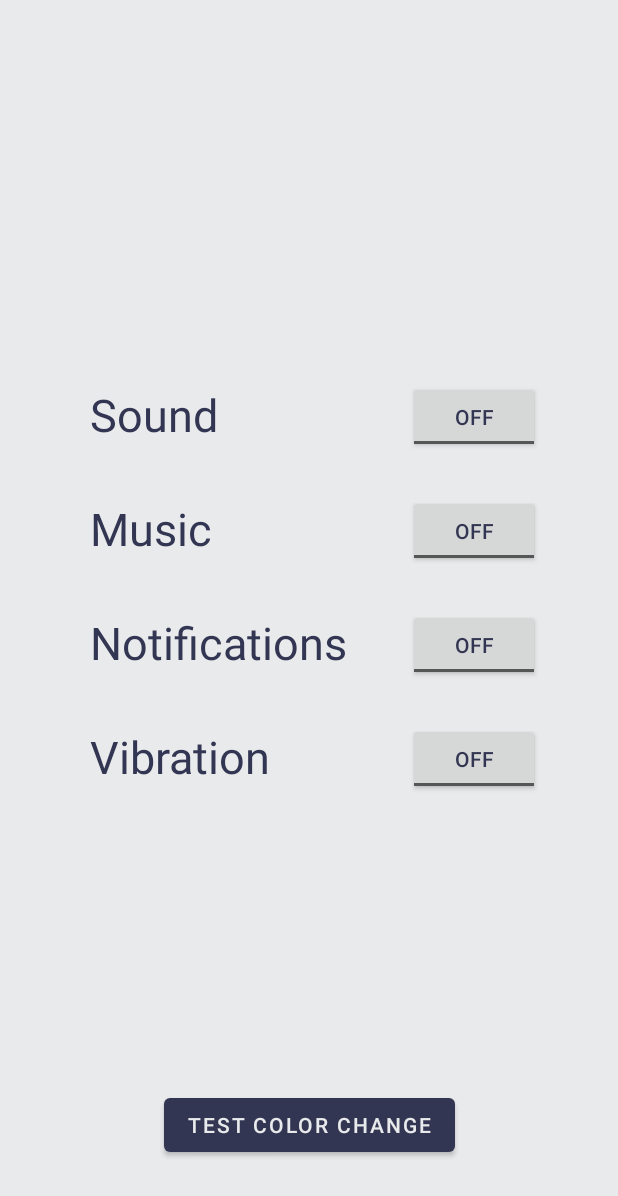
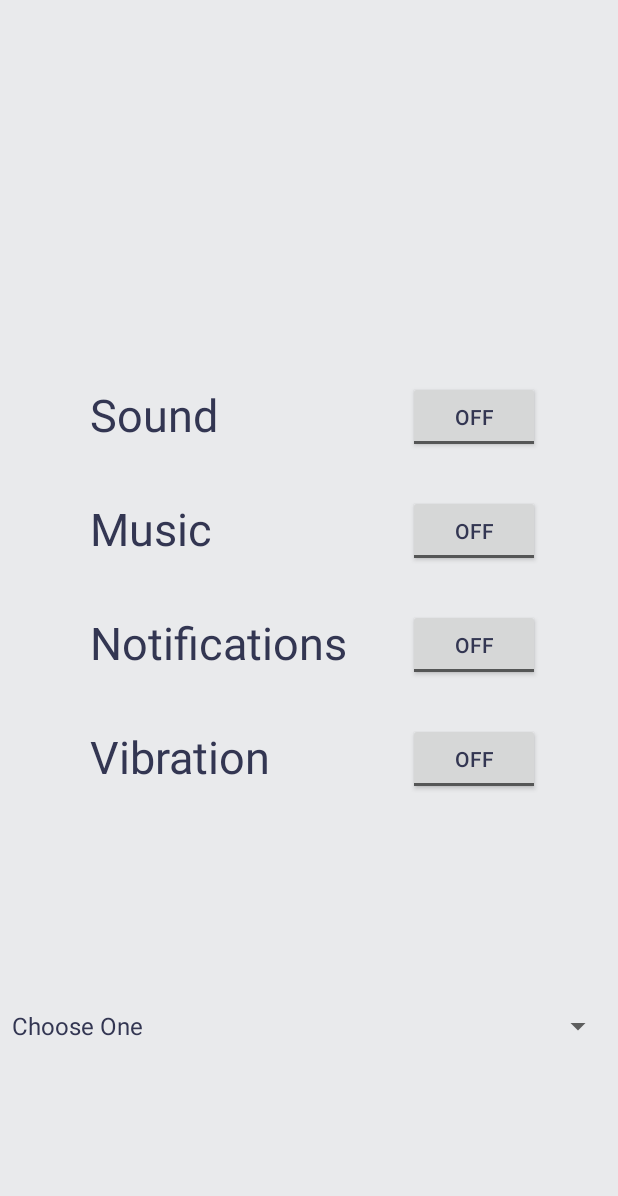
Before and after one commit to Dessie0/TriviaChance, an Android app: the SettingsActivity screen opened directly, with no data from a screen before it, on a phone screen of 412 x 824 dp. Shown: the top 1196 px of the screen. Run offline under Robolectric (Android 15) with nearby library versions, the phone set to English and light mode, and no system bars; network calls fail.

Commit message:
quickly added some themes / put a drop down to temporarily change between them

```diff
--- a/app/src/main/java/edu/floridapoly/mobiledeviceapplications/fall22/triviachance/MainMenu.java
+++ b/app/src/main/java/edu/floridapoly/mobiledeviceapplications/fall22/triviachance/MainMenu.java
@@ -67,7 +67,7 @@ public class MainMenu extends AppCompatActivity {
             this.localProfile = profile;
             System.out.println("Local profile set to " + this.getLocalProfile());
         }).exceptionally(err -> {
-            Toast.makeText(getBaseContext(), "Unable to connect to server.", Toast.LENGTH_LONG).show();
+            Toast.makeText(getBaseContext(), "Unable to connect to server.", Toast.LENGTH_SHORT).show();
             return null;
         });
 
--- a/app/src/main/java/edu/floridapoly/mobiledeviceapplications/fall22/triviachance/SettingsActivity.java
+++ b/app/src/main/java/edu/floridapoly/mobiledeviceapplications/fall22/triviachance/SettingsActivity.java
@@ -7,6 +7,9 @@ import android.content.res.Resources;
 import android.graphics.Color;
 import android.os.Bundle;
 import android.view.View;
+import android.widget.AdapterView;
+import android.widget.ArrayAdapter;
+import android.widget.Spinner;
 import android.widget.TextView;
 import android.widget.ToggleButton;
 
@@ -16,6 +19,7 @@ public class SettingsActivity extends AppCompatActivity {
     ToggleButton musicToggle;
     ToggleButton notificationsToggle;
     ToggleButton vibrationToggle;
+    Spinner spinner;
 
     @Override
     protected void onCreate(Bundle savedInstanceState) {
@@ -28,9 +32,34 @@ public class SettingsActivity extends AppCompatActivity {
         notificationsToggle = findViewById(R.id.notificationToggle);
         vibrationToggle = findViewById(R.id.vibrationToggle);
 
+        spinner = findViewById(R.id.spinner);
+        ArrayAdapter<CharSequence> adapter = ArrayAdapter.createFromResource(this, R.array.theme_choices, android.R.layout.simple_spinner_item);
+        adapter.setDropDownViewResource(android.R.layout.simple_spinner_dropdown_item);
+        spinner.setAdapter(adapter);
+        spinner.setOnItemSelectedListener(new AdapterView.OnItemSelectedListener() {
+            @Override
+            public void onItemSelected(AdapterView<?> adapterView, View view, int i, long l) {
+                switch (i) {
+                    case 1:
+                        ThemeUtil.changeToTheme(SettingsActivity.this, R.style.Theme_TriviaChance_Gold);
+                        break;
+                    case 2:
+                        ThemeUtil.changeToTheme(SettingsActivity.this, R.style.Theme_TriviaChance_Green);
+                        break;
+                    case 3:
+                        ThemeUtil.changeToTheme(SettingsActivity.this, R.style.Theme_TriviaChance_Red);
+                        break;
+                    case 4:
+                        ThemeUtil.changeToTheme(SettingsActivity.this, R.style.Theme_TriviaChance_Main);
+                        break;
+                }
+            }
+            @Override
+            public void onNothingSelected(AdapterView<?> parent)
+            {
+            }
+        });
+
     }
 
-    public void testColorChange(View view) {
-        ThemeUtil.changeToTheme(this, R.style.Theme_TriviaChance_Gold);
-    }
 }
--- a/app/src/main/java/edu/floridapoly/mobiledeviceapplications/fall22/triviachance/ThemeUtil.java
+++ b/app/src/main/java/edu/floridapoly/mobiledeviceapplications/fall22/triviachance/ThemeUtil.java
@@ -18,6 +18,12 @@ public class ThemeUtil {
             case R.style.Theme_TriviaChance_Gold:
                 activity.setTheme(R.style.Theme_TriviaChance_Gold);
                 break;
+            case R.style.Theme_TriviaChance_Green:
+                activity.setTheme(R.style.Theme_TriviaChance_Green);
+                break;
+            case R.style.Theme_TriviaChance_Red:
+                activity.setTheme(R.style.Theme_TriviaChance_Red);
+                break;
             default:
                 activity.setTheme(R.style.Theme_TriviaChance_Main);
                 break;
--- a/app/src/main/res/layout/activity_settings.xml
+++ b/app/src/main/res/layout/activity_settings.xml
@@ -84,15 +84,13 @@
         app:layout_constraintStart_toStartOf="parent"
         app:layout_constraintTop_toTopOf="parent" />
 
-    <Button
-        android:id="@+id/button"
-        android:layout_width="wrap_content"
+    <Spinner
+        android:id="@+id/spinner"
+        android:layout_width="409dp"
         android:layout_height="wrap_content"
-        android:layout_marginBottom="50dp"
-        android:onClick="testColorChange"
-        android:text="test color change"
+        android:layout_marginBottom="128dp"
+        android:theme="@style/Theme.TriviaChance.Main"
         app:layout_constraintBottom_toBottomOf="parent"
-        app:layout_constraintEnd_toEndOf="parent"
-        app:layout_constraintStart_toStartOf="parent" />
+        tools:layout_editor_absoluteX="1dp" />
 
 </androidx.constraintlayout.widget.ConstraintLayout>
--- a/app/src/main/res/values/colors.xml
+++ b/app/src/main/res/values/colors.xml
@@ -28,4 +28,16 @@
     <color name="charcoal">#122620</color>
     <color name="gold">#D6AD60</color>
 
+    <!-- New Beginnings -->
+    <color name="ivory">#EDE7D0</color>
+    <color name="peach">#FDCD93</color>
+    <color name="forest_green">#034F39</color>
+    <color name="emerald_green">#549369</color>
+
+    <!-- Deep Merlot -->
+    <color name="rose_quartz">#F3E3E2</color>
+    <color name="rose_red">#74112F</color>
+    <color name="dark_blue_merlot">#0C0C1E</color>
+    <color name="midnight_blue">#1B2E3C</color>
+
 </resources>
--- a/app/src/main/res/values/strings.xml
+++ b/app/src/main/res/values/strings.xml
@@ -15,20 +15,12 @@
 
     <string name="redeem">Redeem Prizes Here</string>
 
-    <string-array name="answers">
-        <item>Squirrel</item>
-        <item>Bat</item>
-        <item>Phoenix</item>
-        <item>Alligator</item>
-    </string-array>
-    <string name="question">The Florida Poly mascot is the: </string>
-
-
-    <string-array name="questions">
-        <item>The Florida Poly mascot is the: </item>
-        <item>Which planet has the strongest gravity?</item>
-        <item>What was Twitter’s original name?</item>
-        <item>What is the symbol for potassium?</item>
+    <string-array name="theme_choices">
+        <item>Choose One</item>
+        <item>Gold</item>
+        <item>Green</item>
+        <item>Red</item>
+        <item>Main</item>
     </string-array>
 
 </resources>
--- a/app/src/main/res/values/themes.xml
+++ b/app/src/main/res/values/themes.xml
@@ -32,4 +32,38 @@
         <item name="android:textColor">@color/charcoal</item>
 
     </style>
+
+    <style name="Theme.TriviaChance.Green">
+        <!-- Primary brand color. -->
+        <item name="colorPrimary">@color/forest_green</item>
+        <item name="colorPrimaryVariant">@color/emerald_green</item>
+        <item name="colorOnPrimary">@color/peach</item>
+        <!-- Secondary brand color. -->
+        <item name="colorSecondary">@color/peach</item>
+        <item name="colorSecondaryVariant">@color/peach</item>
+        <item name="colorOnSecondary">@color/forest_green</item>
+        <!-- Status bar color. -->
+        <item name="android:statusBarColor" tools:targetApi="l">?attr/colorPrimary</item>
+        <!-- Customize your theme here. -->
+        <item name="android:windowBackground">@color/ivory</item>
+        <item name="android:textColor">@color/charcoal</item>
+
+    </style>
+
+    <style name="Theme.TriviaChance.Red">
+        <!-- Primary brand color. -->
+        <item name="colorPrimary">@color/rose_red</item>
+        <item name="colorPrimaryVariant">@color/rose_red</item>
+        <item name="colorOnPrimary">@color/rose_quartz</item>
+        <!-- Secondary brand color. -->
+        <item name="colorSecondary">@color/midnight_blue</item>
+        <item name="colorSecondaryVariant">@color/midnight_blue</item>
+        <item name="colorOnSecondary">@color/rose_quartz</item>
+        <!-- Status bar color. -->
+        <item name="android:statusBarColor" tools:targetApi="l">?attr/colorPrimary</item>
+        <!-- Customize your theme here. -->
+        <item name="android:windowBackground">@color/rose_quartz</item>
+        <item name="android:textColor">@color/dark_blue_merlot</item>
+
+    </style>
 </resources>
```
